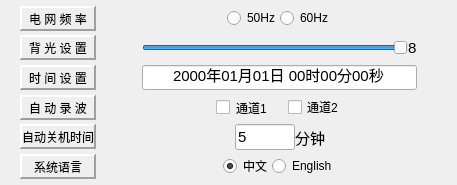
Before: the Qt Designer form Gui/MainMenu/Menu6/Option/optionui.ui in rpdhunter/swbox, drawn with Qt 5.
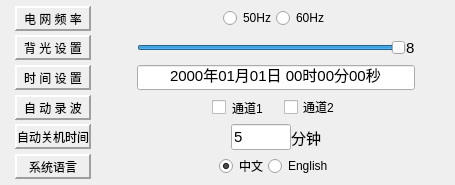
After: the same form once the commit is applied.

The edit to the form file:
```diff
--- a/Gui/MainMenu/Menu6/Option/optionui.ui
+++ b/Gui/MainMenu/Menu6/Option/optionui.ui
@@ -6,7 +6,7 @@
    <rect>
     <x>0</x>
     <y>0</y>
-    <width>457</width>
+    <width>455</width>
     <height>185</height>
    </rect>
   </property>
@@ -21,7 +21,7 @@
   </property>
   <layout class="QGridLayout" name="gridLayout">
    <property name="leftMargin">
-    <number>20</number>
+    <number>15</number>
    </property>
    <property name="topMargin">
     <number>2</number>
```
Left out of the diff: 484 changed lines with no effect on the pictures.
